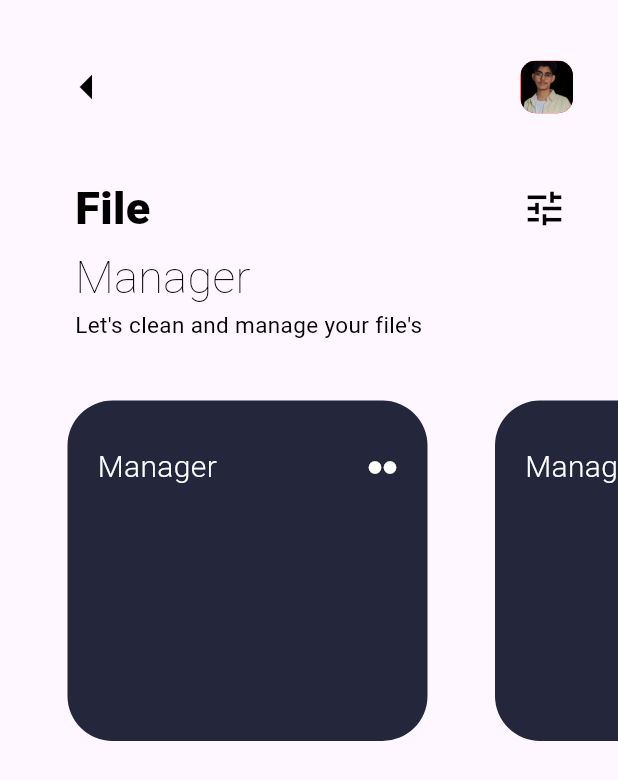
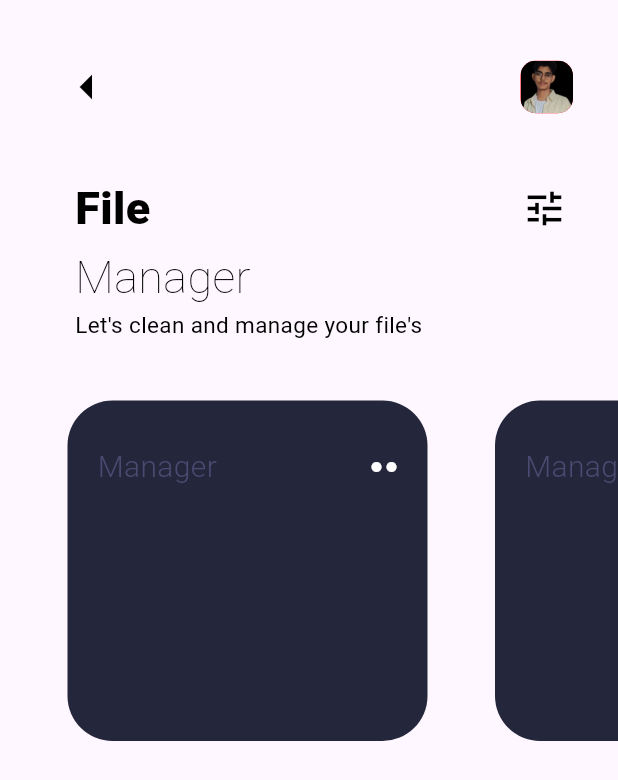
Before and after one commit to Nishantniro/file_manager, a Flutter app: the screen it shows after launch, on a phone screen of 412 x 824 dp. Shown: the top 780 px of the screen. Run offline on Flutter 3.47's test engine with Material 3 defaults, Android fonts, the phone set to English and light mode, and no system bars.

Commit message:
added listview box decoratiom

```diff
--- a/lib/slider.dart
+++ b/lib/slider.dart
@@ -28,26 +28,25 @@ class Slide extends StatelessWidget {
                     Text(
                       "Manager",
                       style: TextStyle(
-                        color: Colors.white,
+                        color: const Color.fromARGB(255, 75, 74, 113),
                         fontWeight: FontWeight.w300,
                         fontSize: 20,
                       ),
                     ),
-                    Container(
-                      child: Row(
+                    Row(
                       children: [
                         Icon(
                           Icons.circle_rounded,
                           color: Colors.white,
-                            size: 10,
+                          size: 8,
                         ),
+                        SizedBox(width: 2),
                         Icon(
                           Icons.circle_rounded,
                           color: Colors.white,
-                            size: 10,
+                          size: 8,
                         ),
                       ],
-                      ),
                     ),
                   ],
                 ),
```
Lines whose indentation alone changed are shown as unchanged.
